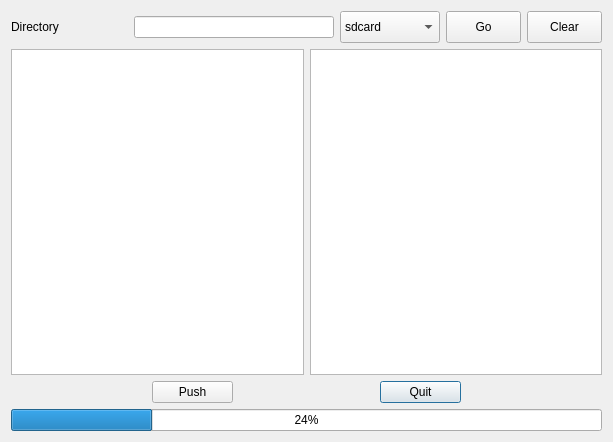
Before: the Qt Designer form usbfiledialog.ui in Eliminater74/adblink, drawn with Qt 5.
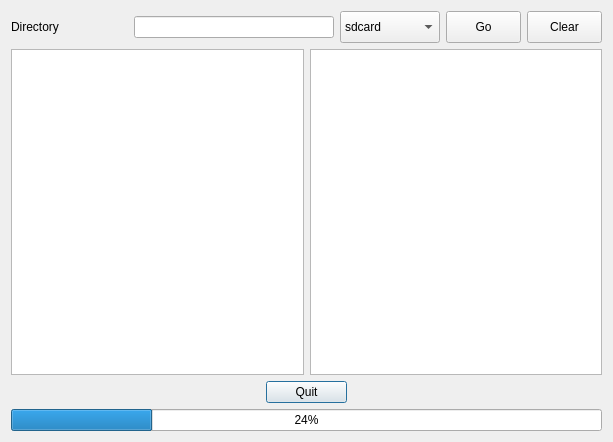
After: the same form once the commit is applied. Custom widgets are drawn as their Qt base class.

Commit message: fm push button removed

Patch:
```diff
--- a/usbfiledialog.ui
+++ b/usbfiledialog.ui
@@ -226,28 +226,6 @@
    </item>
    <item>
     <layout class="QHBoxLayout" name="horizontalLayout_2">
-     <item>
-      <widget class="QPushButton" name="pushfilesButton">
-       <property name="maximumSize">
-        <size>
-         <width>81</width>
-         <height>32</height>
-        </size>
-       </property>
-       <property name="focusPolicy">
-        <enum>Qt::NoFocus</enum>
-       </property>
-       <property name="toolTip">
-        <string>&lt;html&gt;&lt;head/&gt;&lt;body&gt;&lt;p&gt;Push files and folders from the computer to this device&lt;/p&gt;&lt;/body&gt;&lt;/html&gt;</string>
-       </property>
-       <property name="text">
-        <string>Push</string>
-       </property>
-       <property name="autoDefault">
-        <bool>false</bool>
-       </property>
-      </widget>
-     </item>
      <item>
       <widget class="QPushButton" name="cancelButton">
        <property name="maximumSize">
```
